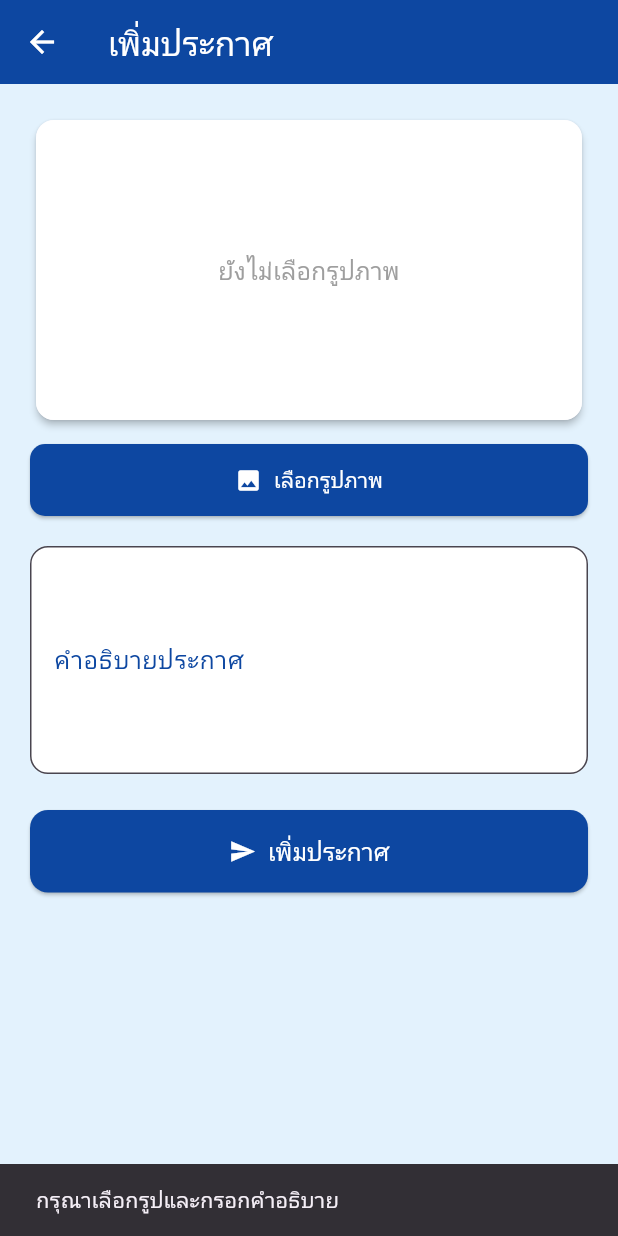
After one commit to thanawat46/mobile_app_, a Flutter app: the AddAnnouncementPage screen opened directly, after a tap on "เพิ่มประกาศ", on a phone screen of 412 x 824 dp. The commit adds this screen. Run offline on Flutter 3.47's test engine with Material 3 defaults, Android fonts, the phone set to English and light mode, and no system bars; our stand-ins replace firebase_core, firebase_storage, google_nav_bar, image_picker, pin_code_fields; missing offline and left inert: firebase_app_check, google_mlkit_barcode_scanning, google_mlkit_text_recognition; accounts and stored records are empty.

Commit message:
New Code

```diff
--- /dev/null
+++ b/lib/src/Announcement/Add_announcement_page.dart
@@ -0,0 +1,192 @@
+import 'dart:convert';
+import 'dart:io';
+import 'package:flutter/material.dart';
+import 'package:image_picker/image_picker.dart';
+import 'package:http/http.dart' as http;
+import 'package:firebase_storage/firebase_storage.dart';
+import 'package:mobile_app/constants.dart' as config;
+
+class AddAnnouncementPage extends StatefulWidget {
+  const AddAnnouncementPage({Key? key}) : super(key: key);
+
+  @override
+  State<AddAnnouncementPage> createState() => _AddAnnouncementPageState();
+}
+
+class _AddAnnouncementPageState extends State<AddAnnouncementPage> {
+  File? selectedImage;
+  final TextEditingController _descController = TextEditingController();
+
+  Future<void> pickImage() async {
+    final picked = await ImagePicker().pickImage(
+      source: ImageSource.gallery,
+      imageQuality: 60,
+    );
+    if (picked != null) {
+      setState(() => selectedImage = File(picked.path));
+    }
+  }
+
+  Future<void> submitAnnouncement() async {
+    if (selectedImage == null || _descController.text.trim().isEmpty) {
+      ScaffoldMessenger.of(context).showSnackBar(
+        const SnackBar(content: Text("กรุณาเลือกรูปและกรอกคำอธิบาย")),
+      );
+      return;
+    }
+
+    try {
+      showDialog(
+        context: context,
+        barrierDismissible: false,
+        builder: (_) => const AlertDialog(
+          backgroundColor: Colors.white,
+          content: Row(
+            children: [
+              CircularProgressIndicator(color: Color(0xFF0069FF)),
+              SizedBox(width: 16),
+              Text("กำลังอัปโหลด...", style: TextStyle(color: Colors.black87)),
+            ],
+          ),
+        ),
+      );
+
+      final fileName = 'announcement_${DateTime.now().millisecondsSinceEpoch}.jpg';
+      final ref = FirebaseStorage.instance.ref('Announcement/$fileName');
+      await ref.putFile(selectedImage!, SettableMetadata(contentType: 'image/jpeg'));
+      final imageUrl = await ref.getDownloadURL();
+
+      final response = await http.post(
+        Uri.parse('${config.apiUrl}/announcements-add'),
+        headers: {'Content-Type': 'application/json'},
+        body: jsonEncode({
+          'image_url': imageUrl,
+          'description': _descController.text.trim(),
+        }),
+      );
+
+      if (mounted) Navigator.of(context).pop(); // ปิด popup โหลด
+
+      if (response.statusCode == 201) {
+        showDialog(
+          context: context,
+          barrierDismissible: false,
+          builder: (_) => AlertDialog(
+            backgroundColor: Colors.white,
+            shape: RoundedRectangleBorder(borderRadius: BorderRadius.circular(20)),
+            title: Row(
+              children: const [
+                Icon(Icons.check_circle, color: Color(0xFF0069FF), size: 28),
+                SizedBox(width: 10),
+                Text("สำเร็จ", style: TextStyle(color: Color(0xFF0069FF), fontWeight: FontWeight.bold)),
+              ],
+            ),
+            content: const Text("เพิ่มประกาศเรียบร้อยแล้ว"),
+          ),
+        );
+
+        await Future.delayed(const Duration(seconds: 2));
+        if (mounted) {
+          Navigator.of(context).pop();
+          Navigator.of(context).pop(true);
+        }
+      } else {
+        throw Exception("เพิ่มประกาศไม่สำเร็จ: ${response.body}");
+      }
+    } catch (e) {
+      if (mounted) Navigator.of(context).pop();
+      ScaffoldMessenger.of(context).showSnackBar(
+        SnackBar(content: Text("เกิดข้อผิดพลาด: $e")),
+      );
+    }
+  }
+
+  @override
+  Widget build(BuildContext context) {
+    return Scaffold(
+      backgroundColor: const Color(0xFFE3F2FD),
+      appBar: AppBar(
+        title: const Text("เพิ่มประกาศ"),
+        backgroundColor: const Color(0xFF0D47A1),
+        foregroundColor: Colors.white,
+      ),
+      body: Padding(
+        padding: const EdgeInsets.all(20),
+        child: ListView(
+          children: [
+            Card(
+              elevation: 2,
+              shape: RoundedRectangleBorder(borderRadius: BorderRadius.circular(12)),
+              child: Container(
+                height: 200,
+                decoration: BoxDecoration(
+                  borderRadius: BorderRadius.circular(12),
+                  color: Colors.white,
+                ),
+                child: selectedImage != null
+                    ? ClipRRect(
+                  borderRadius: BorderRadius.circular(12),
+                  child: Image.file(
+                    selectedImage!,
+                    height: 200,
+                    width: double.infinity,
+                    fit: BoxFit.cover,
+                  ),
+                )
+                    : const Center(
+                  child: Text(
+                    "ยังไม่เลือกรูปภาพ",
+                    style: TextStyle(fontSize: 16, color: Colors.grey),
+                  ),
+                ),
+              ),
+            ),
+            const SizedBox(height: 12),
+            ElevatedButton.icon(
+              onPressed: pickImage,
+              icon: const Icon(Icons.photo),
+              label: const Text("เลือกรูปภาพ", style: TextStyle(color: Colors.white)),
+              style: ElevatedButton.styleFrom(
+                backgroundColor: const Color(0xFF0D47A1),
+                foregroundColor: Colors.white,
+                padding: const EdgeInsets.symmetric(vertical: 14),
+                shape: RoundedRectangleBorder(borderRadius: BorderRadius.circular(10)),
+              ),
+            ),
+            const SizedBox(height: 20),
+            TextField(
+              controller: _descController,
+              maxLines: 5,
+              decoration: InputDecoration(
+                labelText: "คำอธิบายประกาศ",
+                filled: true,
+                fillColor: Colors.white,
+                labelStyle: const TextStyle(color: Color(0xFF0D47A1)),
+                border: OutlineInputBorder(borderRadius: BorderRadius.circular(12)),
+                focusedBorder: OutlineInputBorder(
+                  borderSide: const BorderSide(color: Color(0xFF0D47A1), width: 2),
+                  borderRadius: BorderRadius.circular(12),
+                ),
+              ),
+            ),
+            const SizedBox(height: 24),
+            ElevatedButton.icon(
+              onPressed: submitAnnouncement,
+              icon: const Icon(Icons.send),
+              label: const Text(
+                "เพิ่มประกาศ",
+                style: TextStyle(fontSize: 16, color: Colors.white),
+              ),
+              style: ElevatedButton.styleFrom(
+                backgroundColor: const Color(0xFF0D47A1),
+                foregroundColor: Colors.white,
+                padding: const EdgeInsets.symmetric(vertical: 16),
+                shape: RoundedRectangleBorder(borderRadius: BorderRadius.circular(12)),
+              ),
+            ),
+          ],
+        ),
+      ),
+    );
+  }
+}
```
Also changed, not shown: lib/src/Announcement/Announcement_page.dart (added, +136 -0 lines), lib/src/Home/HomePage.dart (+4 -3 lines), lib/src/Profile/ProfilePage.dart (+43 -6 lines), 1 other file.
